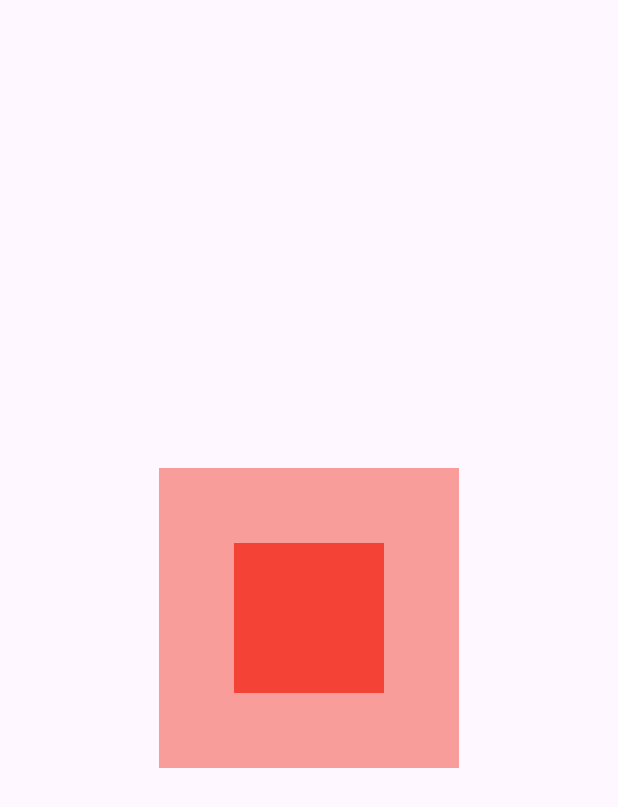
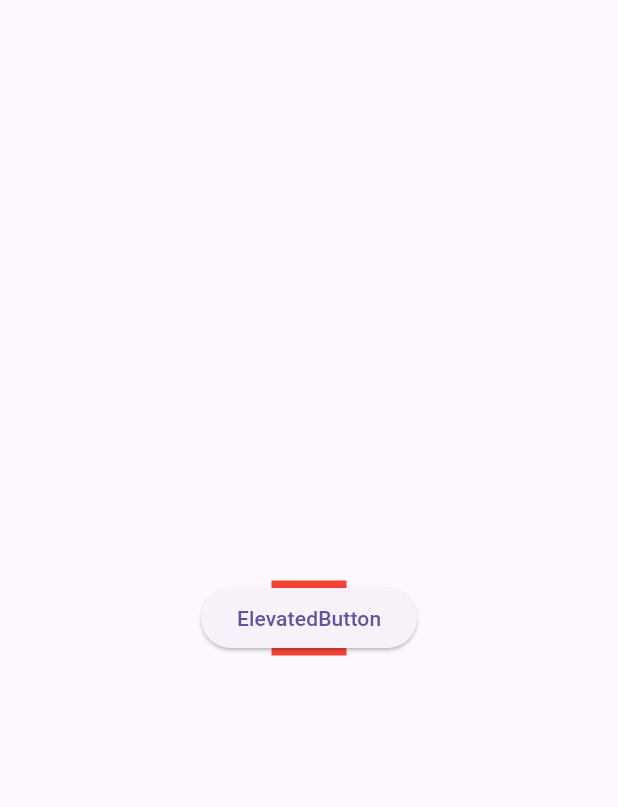
Before and after one commit to NorqobilovZafarbek/api_search, a Flutter app: the screen it shows after launch, on a phone screen of 412 x 824 dp. Shown: the top 807 px of the screen. Run offline on Flutter 3.47's test engine with Material 2 defaults, Android fonts, the phone set to English and light mode, and no system bars.

Commit message:
SizedOverflowBox

```diff
--- a/lib/scr/screens/home_page.dart
+++ b/lib/scr/screens/home_page.dart
@@ -13,23 +13,15 @@ class _HomePage extends State<HomePage> {
     return Scaffold(
       body: Center(
         child: SizedBox(
-          height: 100,
-          width: 100,
           child: DecoratedBox(
-            decoration: const BoxDecoration(color: Colors.red),
-            child: OverflowBox(
-              maxWidth: 200,
-              maxHeight: 200,
-              minWidth: 200,
-              minHeight: 200,
-              child: SizedBox(
-                height: 400,
-                width: 400,
-                child: DecoratedBox(
-                  decoration: BoxDecoration(
-                    color: Colors.red.withOpacity(.5),
-                  ),
-                ),
+            decoration: const BoxDecoration(
+              color: Colors.red,
+            ),
+            child: SizedOverflowBox(
+              size: const Size(50, 50),
+              child: ElevatedButton(
+                child: const Text("ElevatedButton"),
+                onPressed: () {},
               ),
             ),
           ),
```
